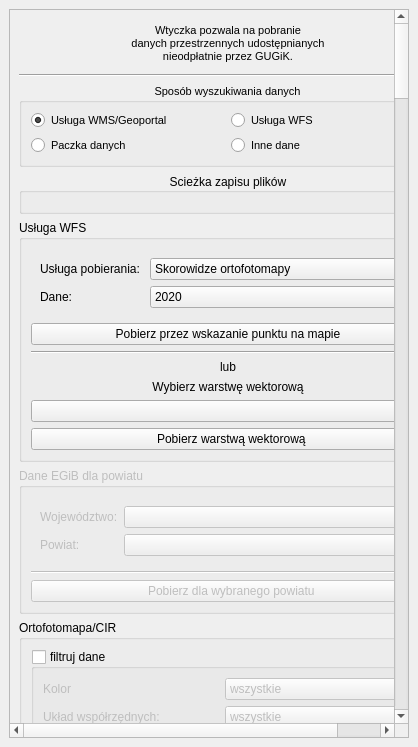
Above: pobieracz_danych_gugik_base.ui from envirosolutionspl/pobieracz_danych_gugik before the change. Below: the same form after it.
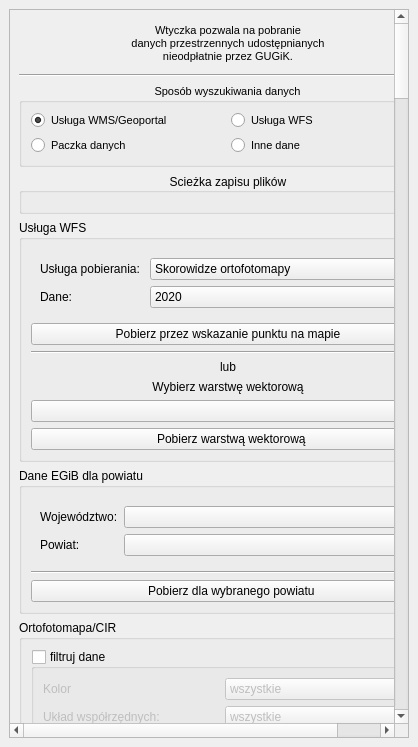
That is the form after the change. Icons and pictures are not drawn. Custom widgets are drawn as their Qt base class.

Diff of the .ui file:
```diff
--- a/pobieracz_danych_gugik_base.ui
+++ b/pobieracz_danych_gugik_base.ui
@@ -17,6 +17,9 @@
    <layout class="QGridLayout" name="gridLayout">
     <item row="0" column="1">
      <widget class="QScrollArea" name="scrollArea">
+      <property name="enabled">
+       <bool>true</bool>
+      </property>
       <property name="widgetResizable">
        <bool>true</bool>
       </property>
@@ -25,8 +28,8 @@
         <rect>
          <x>0</x>
          <y>0</y>
-         <width>385</width>
-         <height>762</height>
+         <width>404</width>
+         <height>717</height>
         </rect>
        </property>
        <layout class="QVBoxLayout" name="verticalLayout_2">
@@ -296,7 +299,7 @@
         <item>
          <widget class="QgsCollapsibleGroupBox" name="wfs_egib_groupBox">
           <property name="enabled">
-           <bool>false</bool>
+           <bool>true</bool>
           </property>
           <property name="toolTip">
            <string>WFS dla Ewidencji Gruntów i Budynków</string>
```
Left out of the diff: 4 changed lines with no effect on the pictures.
